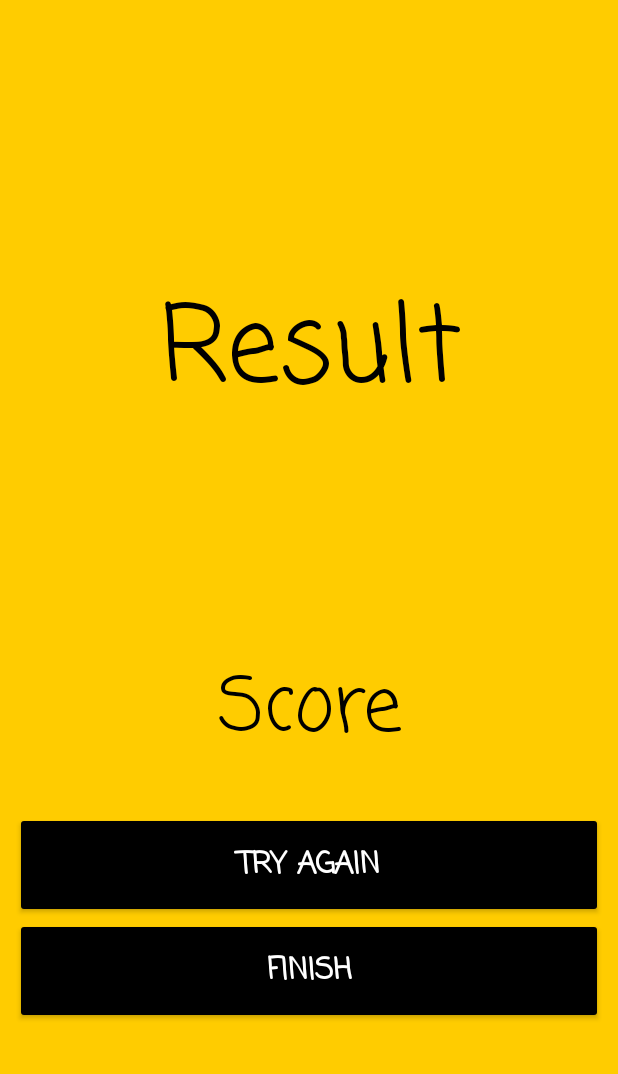
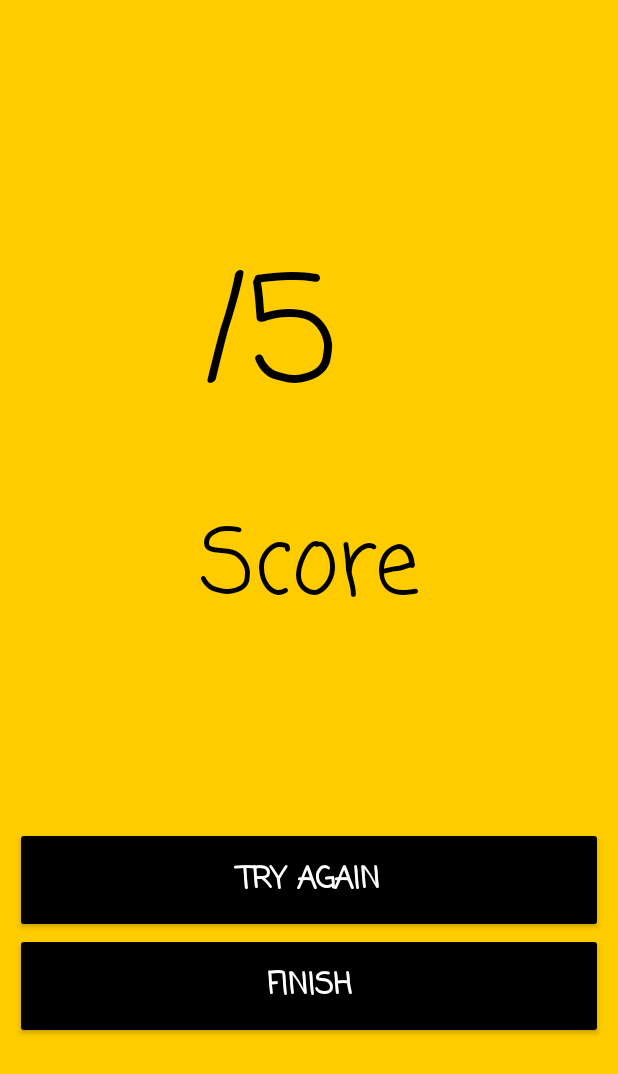
Before and after one commit to celine1013/INFS3634GroupH, an Android app: the layout activity_result.xml on its own in the app's theme, with its tools: preview values and no code run, on a phone screen of 412 x 824 dp. Shown: the top 1074 px of the screen. Run offline under Robolectric (Android 15) with nearby library versions, the light colour scheme and no system bars.

Commit message:
Merge branch 'master' of https://github.com/celine1013/INFS3634GroupH
# Conflicts:
#	app/src/main/java/com/example/celine/infs3634grouph/dbHelper/DatabaseHelper.java

```diff
--- a/app/src/main/java/com/example/celine/infs3634grouph/QuizActivity.java
+++ b/app/src/main/java/com/example/celine/infs3634grouph/QuizActivity.java
@@ -39,6 +39,7 @@ public class QuizActivity extends AppCompatActivity implements View.OnClickListe
     private TextView show_result;
     private Button btn_tryAgain;
     private Button btn_tryAnother;
+    private TextView show_correctNum;
 
     //declare
     private static final int MAX_QUESTION_NUM = 10;
@@ -115,6 +116,9 @@ public class QuizActivity extends AppCompatActivity implements View.OnClickListe
                 }
             }
         });
+
+
+
 
 
     }
@@ -206,6 +210,7 @@ public class QuizActivity extends AppCompatActivity implements View.OnClickListe
         show_result = (TextView) findViewById(R.id.showResult);
         btn_tryAgain = (Button)findViewById(R.id.btnTryAgain);
         btn_tryAnother = (Button)findViewById(R.id.btnTryAnother);
+        show_correctNum = (TextView)findViewById(R.id.showCorrectNum);
 
         // show final score, etc.
         // TODO: 17/10/2017 change the layout of result: score, correct num
@@ -229,6 +234,8 @@ public class QuizActivity extends AppCompatActivity implements View.OnClickListe
                 QuizActivity.this.recreate();
             }
         });
+        // show correct answer number x/5
+        show_correctNum.setText(String.valueOf(correctNum));
     }
 
     public List<Question> getAllQuestions() {
--- a/app/src/main/res/layout/activity_quiz.xml
+++ b/app/src/main/res/layout/activity_quiz.xml
@@ -34,7 +34,7 @@
             <View
                 android:layout_width="match_parent"
                 android:layout_height="3sp"
-                android:background="#cccccc" />
+                android:background="@color/colorGray" />
 
             <LinearLayout
                 android:layout_width="match_parent"
@@ -85,17 +85,19 @@
             <View
                 android:layout_width="match_parent"
                 android:layout_height="3sp"
-                android:background="#cccccc" />
+                android:background="@color/colorGray" />
 
             <TextView
                 android:id="@+id/question_text_view"
                 android:layout_width="match_parent"
                 android:layout_height="wrap_content"
+                android:textColor="@color/colorBlack"
+                android:paddingTop="15dp"
                 android:fontFamily="casual"
                 android:paddingBottom="30dp"
                 android:paddingLeft="20dp"
                 android:paddingRight="20dp"
-                android:textAppearance="@style/TextAppearance.AppCompat.Headline" />
+                android:textSize="18dp"/>
 
         </LinearLayout>
 
--- a/app/src/main/res/layout/activity_result.xml
+++ b/app/src/main/res/layout/activity_result.xml
@@ -7,37 +7,59 @@
     android:background="@color/colorUNSWYellow"
     android:padding="10dp">
 
-    <TextView
+    <LinearLayout
         android:layout_width="match_parent"
         android:layout_height="wrap_content"
+        android:orientation="horizontal">
+
+        <TextView
+            android:id="@+id/showCorrectNum"
+            android:layout_width="wrap_content"
+            android:layout_height="wrap_content"
             android:gravity="center"
-        android:textSize="70dp"
+            android:textSize="100dp"
             android:fontFamily="casual"
             android:textColor="@color/colorBlack"
-        android:paddingTop="40dp"
-        android:paddingBottom="40dp"
-        android:text="@string/showResult"/>
+            android:paddingLeft="125dp"
+            android:paddingTop="20dp"
+            android:paddingBottom="20dp" />
 
         <TextView
-        android:id="@+id/showResult"
-        android:layout_width="match_parent"
+            android:layout_width="wrap_content"
             android:layout_height="wrap_content"
             android:gravity="center"
-        android:textSize="50dp"
+            android:textSize="100dp"
             android:fontFamily="casual"
-        android:paddingTop="30dp"
-        android:textColor="@color/colorBlack" />
+            android:textColor="@color/colorBlack"
+            android:paddingRight="110dp"
+            android:paddingTop="20dp"
+            android:paddingBottom="20dp"
+            android:text="/5"/>
+
+
+    </LinearLayout>
+
 
     <TextView
         android:id="@+id/textView"
         android:layout_width="match_parent"
         android:layout_height="wrap_content"
         android:gravity="center"
-        android:paddingBottom="30dp"
+        android:paddingTop="10dp"
         android:fontFamily="casual"
         android:text="Score"
         android:textColor="@color/colorBlack"
-        android:textSize="50dp" />
+        android:textSize="60dp" />
+
+    <TextView
+        android:id="@+id/showResult"
+        android:layout_width="match_parent"
+        android:layout_height="wrap_content"
+        android:fontFamily="casual"
+        android:gravity="center"
+        android:paddingBottom="20dp"
+        android:textColor="@color/colorBlack"
+        android:textSize="70dp" />
 
     <Button
         android:id="@+id/btnTryAgain"
--- a/app/src/main/res/values/colors.xml
+++ b/app/src/main/res/values/colors.xml
@@ -4,10 +4,10 @@
     <color name="colorPrimaryDark">#303F9F</color>
     <color name="colorAccent">#ff4081</color>
     <color name="colorWhite">#ffffff</color>
-    <color name="colorRed">#dbf21c15</color>
+    <color name="colorRed">#6d0616</color>
     <color name="colorOrange">#ffb20b</color>
     <color name="colorYellow">#ffef0f</color>
-    <color name="colorGreen">#de2adc1d</color>
+    <color name="colorGreen">#085918</color>
     <color name="colorBlueness">#31f8d0</color>
     <color name="colorBlue">#20a6ff</color>
     <color name="colorBlack">#000000</color>
```
Lines whose indentation alone changed are shown as unchanged.
